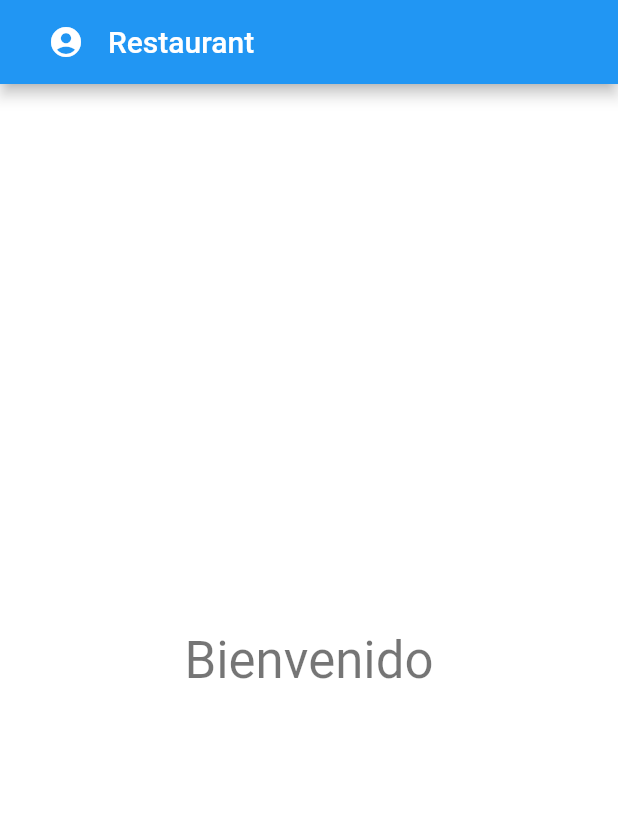
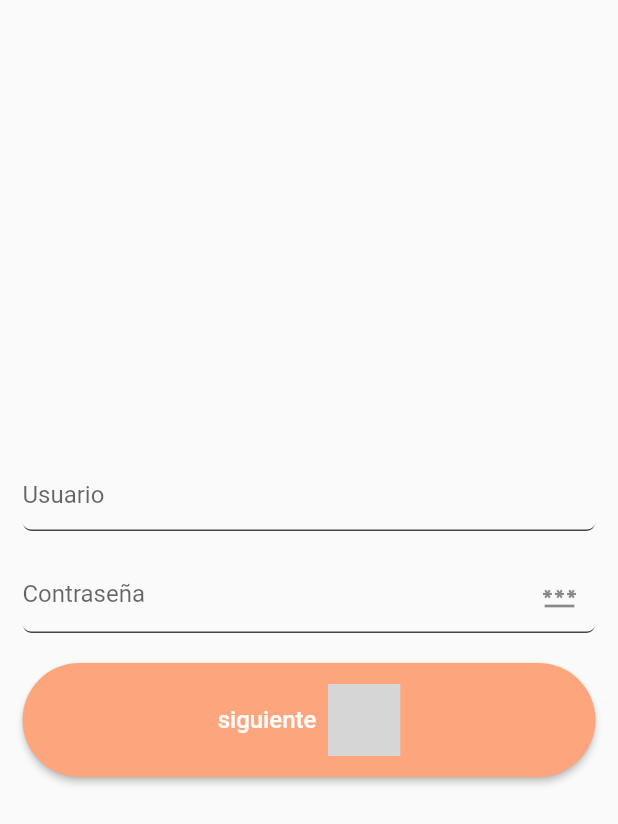
Before and after one commit to everfgmolinas/segundo_parcia_backend_frontend, a Flutter app: the screen it shows after launch, after a tap on the "account circle" icon, on a phone screen of 412 x 824 dp. Shown: the top 824 px of the screen. Run offline on Flutter 3.47's test engine with Material 2 defaults, Android fonts, the phone set to English and light mode, and no system bars; our stand-ins replace flutter_svg; Roboto replaces fonts that are missing (Montserrat); grey boxes are pictures that could not be loaded.

Commit message:
feat: login page

```diff
--- a/lib/main.dart
+++ b/lib/main.dart
@@ -2,6 +2,9 @@ import 'package:flutter/material.dart';
 import 'package:segundo_parcia_backend/pages/home.dart';
 
 import 'constants.dart';
+import 'models/user_model.dart';
+
+User user = User();
 
 void main() {
   runApp(const MyApp());
--- /dev/null
+++ b/lib/pages/gestor_pages/login_pages.dart
@@ -0,0 +1,122 @@
+import 'package:flutter/material.dart';
+import 'package:flutter_svg/svg.dart';
+
+import '../../constants.dart';
+
+
+class SignUpBasicInfo extends StatefulWidget {
+  SignUpBasicInfo({Key? key}) : super(key: key);
+
+  @override
+  State<StatefulWidget> createState() => StateSignUpBasicInfo();
+
+
+}
+
+class StateSignUpBasicInfo extends State<SignUpBasicInfo> {
+
+  // flag for password field
+  bool _obscureText1 = true;
+  String? identifier, password;
+
+  final GlobalKey<FormState> _formKey = GlobalKey<FormState>();
+
+  @override
+  Widget build(BuildContext context) {
+    return Material(
+        child: Column(
+          mainAxisAlignment: MainAxisAlignment.center,
+            children: [
+              SafeArea(
+                child: Padding(
+                  padding: const EdgeInsets.all(15.0),
+                  child: Form(
+                    key: _formKey,
+                    child: Column(
+                      children: [
+                        TextFormField(
+                          decoration: const InputDecoration(hintText: "Usuario"),
+                          onChanged: (value){
+                            identifier = value;
+                          },
+                          validator: (value){
+                            if(value == null || value.isEmpty){
+                              return "Ingrese un usuario";
+                            }else if(identifier != "admin"){
+                              return "Usuairo no valido";
+                            }
+                          },
+                        ),
+                        const SizedBox(
+                          height: 20,
+                        ),
+                        TextFormField(
+                          decoration: InputDecoration(
+                            hintText: "Contraseña",
+                            suffixIcon: Align(
+                              widthFactor: 1.0,
+                              heightFactor: 1.0,
+                              child: GestureDetector(
+                                onTap: _toggle,
+                                child: const Icon(Icons.password),
+                              ),
+                            ),
+                          ),
+                          obscureText: _obscureText1,
+                          onChanged: (value){
+                            password = value;
+                          },
+                          validator: (value){
+                            if(value == null || value.isEmpty){
+                              return "Ingrese la contraseña";
+                            }else if(password != 'admin'){
+                              return "Contraseña incorrecta";
+                            }
+                          },
+                        ),
+                        const SizedBox(
+                          height: 20,
+                        ),
+                        Align(
+                          alignment: Alignment.bottomRight,
+                          child: ElevatedButton (
+                            onPressed: () async {
+                              if(_formKey.currentState!.validate()){
+                                //await Navigator.pushNamed(context, '/manageRestaurant');
+                              }
+                            },
+                            child: Row(
+                              mainAxisAlignment: MainAxisAlignment.center,
+                              children: [
+                                const Text('siguiente'),
+                                Padding(
+                                  padding: const EdgeInsets.only(left: 8.0),
+                                  child: SvgPicture.asset('assets/icon/arrow-right.svg'),
+                                )
+                              ],
+                            ),
+                            style: ElevatedButton.styleFrom(
+                              shape: const StadiumBorder(),
+                              primary: Constants.primaryColor300,
+                            ),
+                          ),
+                        ),
+                      ],
+                    ),
+                  ),
+                ),
+              ),
+            ]
+        )
+
+    );
+  }
+
+  // function for password field
+  void _toggle() {
+    setState(() {
+      _obscureText1 = !_obscureText1;
+    });
+  }
+
+}
--- a/lib/pages/home.dart
+++ b/lib/pages/home.dart
@@ -1,5 +1,5 @@
-import 'package:flutter/cupertino.dart';
 import 'package:flutter/material.dart';
+import 'package:segundo_parcia_backend/pages/gestor_pages/login_pages.dart';
 
 class MyHomePage extends StatefulWidget {
   const MyHomePage({Key? key, required this.title}) : super(key: key);
@@ -35,9 +35,15 @@ class _MyHomePageState extends State<MyHomePage> {
         title: Row(
           children: [
             FloatingActionButton(
-              onPressed: _incrementCounter,
+              onPressed: (){
+                Navigator.push(
+                    context,
+                    MaterialPageRoute(
+                        builder: (context) => SignUpBasicInfo()
+                    ),
+                );
+              },
               elevation: 0,
-              tooltip: 'Increment',
               child: const Icon(Icons.account_circle),
             ),
             Text(widget.title),
--- a/pubspec.yaml
+++ b/pubspec.yaml
@@ -29,7 +29,7 @@ environment:
 dependencies:
   flutter:
     sdk: flutter
-
+  flutter_svg: ^1.0.0
 
   # The following adds the Cupertino Icons font to your application.
   # Use with the CupertinoIcons class for iOS style icons.
```
Also changed, not shown: lib/models/user_model.dart (added, +11 -0 lines), pubspec.lock.
